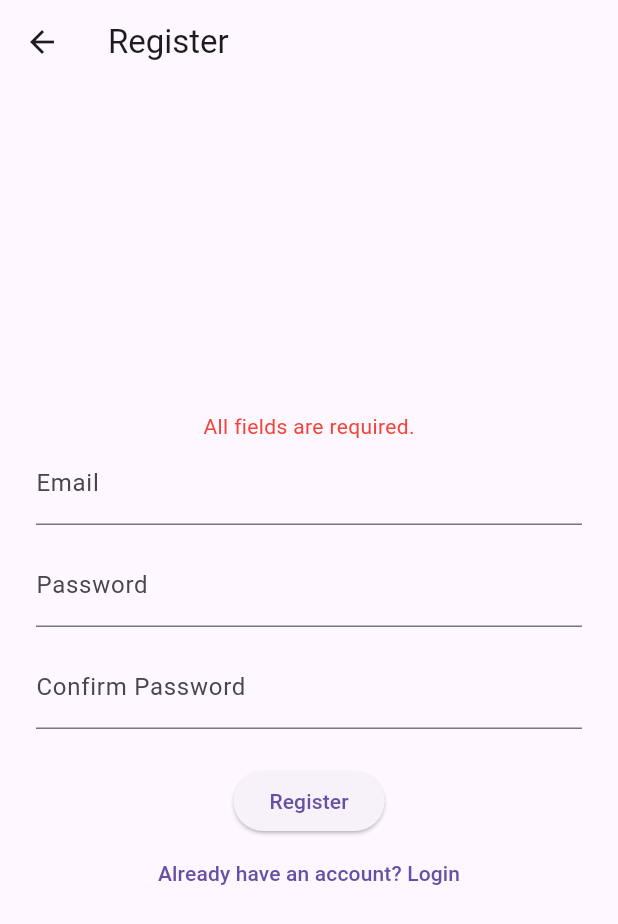
After one commit to sanjanadiba/grid-list-view, a Flutter app: the RegisterPage screen opened directly, after a tap on "Register", on a phone screen of 412 x 824 dp. The commit adds this screen. Shown: the top 924 px of the screen. Run offline on Flutter 3.47's test engine with Material 3 defaults, Android fonts, the phone set to English and light mode, and no system bars.

Commit message:
initial commit

```diff
--- a/lib/pages/login_page.dart
+++ b/lib/pages/login_page.dart
@@ -1,6 +1,6 @@
-// pages/login_page.dart
 import 'package:flutter/material.dart';
 import 'home_page.dart';
+import 'register_page.dart';
 
 class LoginPage extends StatefulWidget {
   const LoginPage({super.key});
@@ -56,6 +56,16 @@ class _LoginPageState extends State<LoginPage> {
               onPressed: _login,
               child: const Text("Login"),
             ),
+            const SizedBox(height: 12),
+            TextButton(
+              onPressed: () {
+                Navigator.push(
+                  context,
+                  MaterialPageRoute(builder: (context) => const RegisterPage()),
+                );
+              },
+              child: const Text("Don't have an account? Register"),
+            ),
           ],
         ),
       ),
--- /dev/null
+++ b/lib/pages/register_page.dart
@@ -0,0 +1,83 @@
+import 'package:flutter/material.dart';
+import 'login_page.dart';
+
+class RegisterPage extends StatefulWidget {
+  const RegisterPage({super.key});
+
+  @override
+  State<RegisterPage> createState() => _RegisterPageState();
+}
+
+class _RegisterPageState extends State<RegisterPage> {
+  final _emailController = TextEditingController();
+  final _passwordController = TextEditingController();
+  final _confirmPasswordController = TextEditingController();
+
+  String? _errorMessage;
+
+  void _register() {
+    final email = _emailController.text.trim();
+    final password = _passwordController.text;
+    final confirmPassword = _confirmPasswordController.text;
+
+    if (email.isEmpty || password.isEmpty || confirmPassword.isEmpty) {
+      setState(() => _errorMessage = "All fields are required.");
+    } else if (password != confirmPassword) {
+      setState(() => _errorMessage = "Passwords do not match.");
+    } else {
+      setState(() => _errorMessage = null);
+      // For now, just navigate back to LoginPage after successful "registration"
+      Navigator.pushReplacement(
+        context,
+        MaterialPageRoute(builder: (context) => const LoginPage()),
+      );
+    }
+  }
+
+  @override
+  Widget build(BuildContext context) {
+    return Scaffold(
+      appBar: AppBar(title: const Text("Register")),
+      body: Padding(
+        padding: const EdgeInsets.all(24.0),
+        child: Column(
+          mainAxisAlignment: MainAxisAlignment.center,
+          children: [
+            if (_errorMessage != null)
+              Text(_errorMessage!, style: TextStyle(color: Colors.red)),
+            TextField(
+              controller: _emailController,
+              decoration: const InputDecoration(labelText: 'Email'),
+            ),
+            const SizedBox(height: 12),
+            TextField(
+              controller: _passwordController,
+              obscureText: true,
+              decoration: const InputDecoration(labelText: 'Password'),
+            ),
+            const SizedBox(height: 12),
+            TextField(
+              controller: _confirmPasswordController,
+              obscureText: true,
+              decoration: const InputDecoration(labelText: 'Confirm Password'),
+            ),
+            const SizedBox(height: 24),
+            ElevatedButton(
+              onPressed: _register,
+              child: const Text("Register"),
+            ),
+            TextButton(
+              onPressed: () {
+                Navigator.pushReplacement(
+                  context,
+                  MaterialPageRoute(builder: (context) => const LoginPage()),
+                );
+              },
+              child: const Text("Already have an account? Login"),
+            ),
+          ],
+        ),
+      ),
+    );
+  }
+}
```
